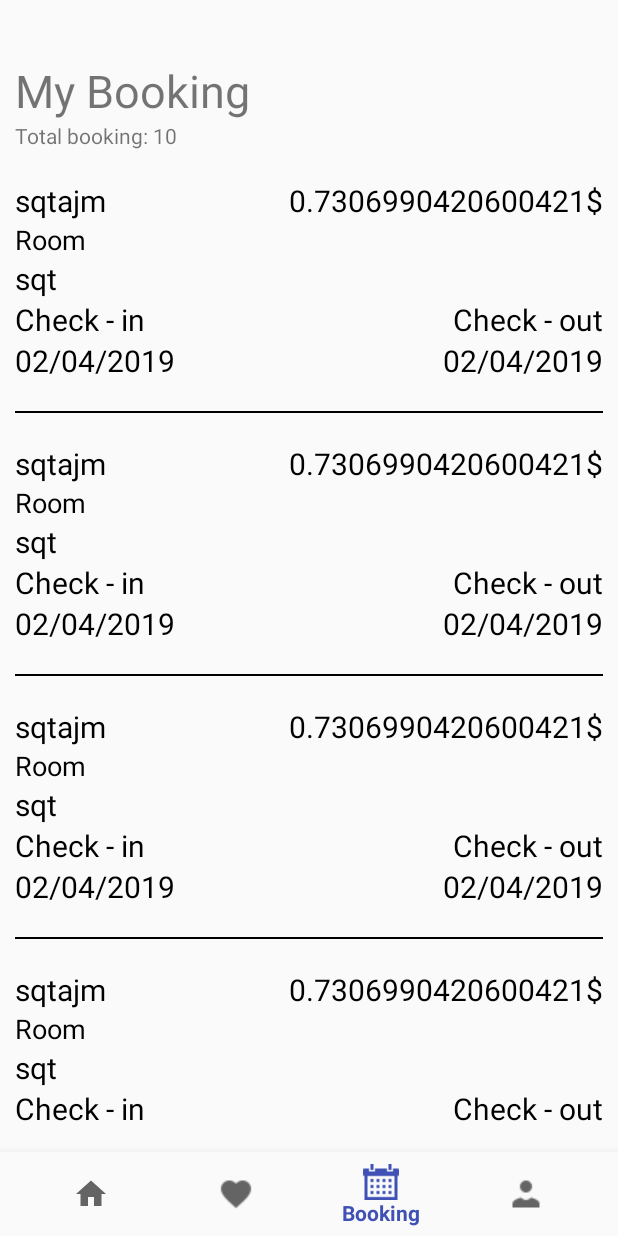
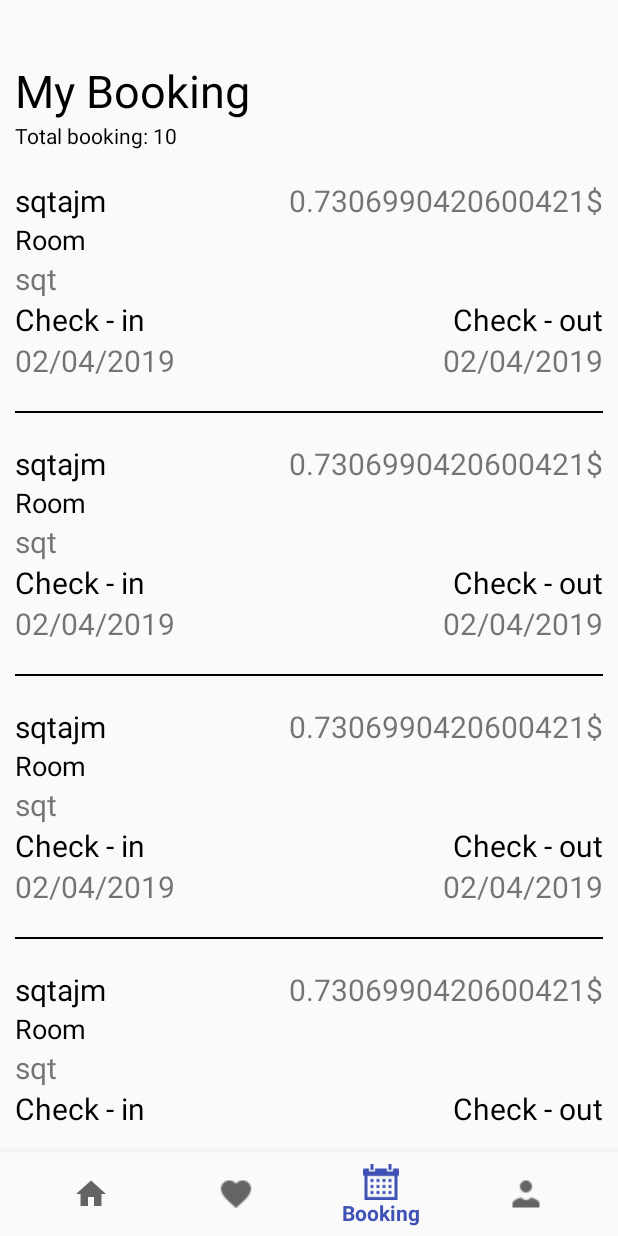
Before and after one commit to ducviet696/cultureHomeBooking, an Android app: the screen it shows after launch (MainActivity), item 3 of the bottom bar chosen, on a phone screen of 412 x 824 dp. Run offline under Robolectric (Android 15) with nearby library versions, the light colour scheme and no system bars; our stand-ins replace ButterKnife; libraries missing offline, so code that uses them is left out: com.facebook, com.facebook.login; 2 statements that could not run were skipped.

Commit message:
aupdate booking view

```diff
--- a/app/src/main/AndroidManifest.xml
+++ b/app/src/main/AndroidManifest.xml
@@ -11,7 +11,8 @@
         android:roundIcon="@mipmap/ic_launcher_round"
         android:supportsRtl="true"
         android:theme="@style/AppTheme">
-        <activity android:name=".activity.TestSendDataFromHomeFragment"></activity>
+        <activity android:name=".activity.SettingActivity" />
+        <activity android:name=".activity.TestSendDataFromHomeFragment" />
         <activity android:name=".activity.CustomerProfileActivity" /> <!-- metadata Facebook -->
         <meta-data
             android:name="com.facebook.sdk.ApplicationId"
--- a/app/src/main/java/com/swp/culturehomestay/fragments/main/AccountFragment.java
+++ b/app/src/main/java/com/swp/culturehomestay/fragments/main/AccountFragment.java
@@ -2,6 +2,9 @@ package com.swp.culturehomestay.fragments.main;
 
 
 import android.content.Intent;
+import android.graphics.Bitmap;
+import android.graphics.BitmapFactory;
+import android.os.AsyncTask;
 import android.os.Bundle;
 import android.support.v4.app.Fragment;
 import android.support.v4.view.ViewPager;
@@ -9,6 +12,7 @@ import android.view.LayoutInflater;
 import android.view.View;
 import android.view.ViewGroup;
 import android.widget.Button;
+import android.widget.ImageView;
 import android.widget.LinearLayout;
 import android.widget.RelativeLayout;
 import android.widget.TextView;
@@ -21,8 +25,13 @@ import com.facebook.login.LoginManager;
 import com.swp.culturehomestay.R;
 import com.swp.culturehomestay.activity.CustomerProfileActivity;
 import com.swp.culturehomestay.activity.LoginActivity;
+import com.swp.culturehomestay.activity.SettingActivity;
 import com.swp.culturehomestay.models.UserDetailModel;
 
+import java.io.IOException;
+import java.io.InputStream;
+import java.net.MalformedURLException;
+import java.net.URL;
 import java.util.Date;
 
 /**
@@ -41,9 +50,12 @@ public class AccountFragment extends Fragment {
     View view;
     Button loginBtn;
     Button logoutBtn;
+    ImageView proImage;
     UserDetailModel userDetailModel;
     TextView userName;
     RelativeLayout btnCusProfile;
+    RelativeLayout btnSetting;
+
     @Override
     public View onCreateView(LayoutInflater inflater, ViewGroup container,
                              Bundle savedInstanceState) {
@@ -53,6 +65,8 @@ public class AccountFragment extends Fragment {
         view = inflater.inflate(R.layout.fragment_account, container, false);
         viewNoLoginAccount = (LinearLayout)view.findViewById(R.id.noLogin_Account);
         viewLoginAccount = (LinearLayout) view.findViewById(R.id.login_Account);
+        proImage = (ImageView) view.findViewById(R.id.profileImage);
+        new LoadImage().execute("https://cdn3.iconfinder.com/data/icons/avatars-15/64/-26-512.png");
         if(isLoggedIn){
             viewNoLoginAccount.setVisibility(View.GONE);
             userDetailModel = new UserDetailModel("anhndv","Viet Anh","Nguyen Dung","anhndvse04243@gmail.com", new Date(),true,"","+84333834191","","Hanoi, Vietnam" );
@@ -67,6 +81,8 @@ public class AccountFragment extends Fragment {
         loginBtn.setOnClickListener(onSignInClick);
         btnCusProfile = (RelativeLayout) view.findViewById(R.id.btn_cusProfile);
         btnCusProfile.setOnClickListener(onCustomerProfileClick);
+        btnSetting = (RelativeLayout) view.findViewById(R.id.btn_setting);
+        btnSetting.setOnClickListener(onSettingClick);
 //        logoutBtn = (Button) view.findViewById(R.id.btn_logout);
 //        logoutBtn.setOnClickListener(onLogoutClick);
         return view;
@@ -83,6 +99,12 @@ public class AccountFragment extends Fragment {
         public void onClick(View v) {
             Intent intent = new Intent(getActivity(), LoginActivity.class);
             intent.putExtra("prePos",3);
+            startActivity(intent);
+        }
+    };
+    View.OnClickListener onSettingClick = new View.OnClickListener() {
+        public void onClick(View v) {
+            Intent intent = new Intent(getActivity(), SettingActivity.class);
             startActivity(intent);
         }
     };
@@ -110,4 +132,26 @@ public class AccountFragment extends Fragment {
         ViewPager pager = (ViewPager) getActivity().findViewById(R.id.pager);
         pager.setCurrentItem(0);
     }
+    private class  LoadImage extends AsyncTask<String, Void, Bitmap>{
+        Bitmap profileImage = null;
+        @Override
+        protected Bitmap doInBackground(String... strings) {
+            try {
+                URL url = new URL(strings[0]);
+                InputStream inputStream =   url.openConnection().getInputStream();
+                profileImage = BitmapFactory.decodeStream(inputStream);
+            }catch (MalformedURLException e){
+                e.printStackTrace();
+            }catch (IOException e) {
+                e.printStackTrace();
+            }
+            return profileImage;
+        }
+
+        @Override
+        protected void onPostExecute(Bitmap bitmap) {
+            super.onPostExecute(bitmap);
+            proImage.setImageBitmap(bitmap);
+        }
+    }
 }
--- a/app/src/main/res/layout/fragment_account.xml
+++ b/app/src/main/res/layout/fragment_account.xml
@@ -35,13 +35,15 @@
         android:visibility="visible">
 
         <ImageView
+            android:id="@+id/profileImage"
             android:layout_width="160dp"
             android:layout_height="160dp"
-            android:layout_gravity="center_horizontal"
+            android:layout_gravity="center"
             android:layout_marginTop="40dp"
-            tools:src="@drawable/img_avatar" />
+            android:src="@drawable/com_facebook_profile_picture_blank_portrait" />
         <TextView
             android:id="@+id/lbl_userName"
+            android:layout_marginTop="10dp"
             android:layout_gravity="center_horizontal"
             android:layout_width="wrap_content"
             android:layout_height="wrap_content"
--- a/app/src/main/res/layout/fragment_booking.xml
+++ b/app/src/main/res/layout/fragment_booking.xml
@@ -13,6 +13,7 @@
             android:id="@+id/myBookingTitle"
             android:layout_width="match_parent"
             android:layout_height="wrap_content"
+            android:textColor="@color/colorBlack"
             android:text="@string/lbl_myBooking"
             android:textSize="30dp"
             android:layout_marginTop="30dp"/>
@@ -20,6 +21,7 @@
             android:id="@+id/lbl_totalBooking"
             android:layout_width="match_parent"
             android:layout_height="wrap_content"
+            android:textColor="@color/colorBlack"
             android:text="Total booking: 10"
             android:layout_below="@id/myBookingTitle"/>
 
--- a/app/src/main/res/layout/item_booking.xml
+++ b/app/src/main/res/layout/item_booking.xml
@@ -25,7 +25,6 @@
             android:layout_weight="1"
             android:textSize="20dp"
             android:textAlignment="textEnd"
-            android:textColor="@color/colorBlack"
             android:text="1500$"
             />
     </LinearLayout>
@@ -39,7 +38,6 @@
         android:id="@+id/roomName"
         android:layout_width="wrap_content"
         android:layout_height="wrap_content"
-        android:textColor="@color/colorBlack"
         android:text="#Want101"
         android:textSize="20dp"/>
     <LinearLayout
@@ -56,9 +54,9 @@
         <TextView
             android:layout_width="wrap_content"
             android:layout_height="wrap_content"
+            android:textColor="@color/colorBlack"
             android:layout_weight="1"
             android:textAlignment="textEnd"
-            android:textColor="@color/colorBlack"
             android:textSize="20dp"
             android:text="Check - out"
             />
@@ -71,7 +69,6 @@
             android:id="@+id/date_checkin"
             android:layout_width="wrap_content"
             android:layout_height="wrap_content"
-            android:textColor="@color/colorBlack"
             android:layout_weight="2"
             android:text="13/03/2019"
             android:textSize="20dp"/>
@@ -79,7 +76,6 @@
             android:id="@+id/date_checkout"
             android:layout_width="wrap_content"
             android:layout_height="wrap_content"
-            android:textColor="@color/colorBlack"
             android:layout_weight="1"
             android:textSize="20dp"
             android:textAlignment="textEnd"
--- a/app/src/main/res/values/dimens.xml
+++ b/app/src/main/res/values/dimens.xml
@@ -21,4 +21,5 @@
     <dimen name="payment_method_image_size">80dp</dimen>
     <dimen name="large_padding">20dp</dimen>
     <dimen name="large_margin">20dp</dimen>
+    <dimen name="fab_margin">16dp</dimen>
 </resources>
--- a/app/src/main/res/values/strings.xml
+++ b/app/src/main/res/values/strings.xml
@@ -37,4 +37,5 @@ for best support.</string>
 
     <!--String of Booking-->
     <string name="lbl_myBooking">My Booking</string>
+    <string name="title_activity_basic">BasicActivity</string>
 </resources>
```
Also changed, not shown: app/src/main/java/com/swp/culturehomestay/activity/CustomerProfileActivity.java (+12 -0 lines), app/src/main/java/com/swp/culturehomestay/activity/SettingActivity.java (added, +27 -0 lines), app/src/main/res/layout/activity_customer_profile.xml (+6 -2 lines), app/src/main/res/layout/activity_setting.xml (added, +96 -0 lines), app/src/main/res/values/styles.xml (+9 -0 lines), app/src/main/res/drawable/ic_back.png (added), app/src/main/res/drawable/ic_close.png (added), app/src/main/res/drawable/ic_language.png (added), app/src/main/res/drawable/ic_logout.png (added), app/src/main/res/drawable/ic_password.png (added).
